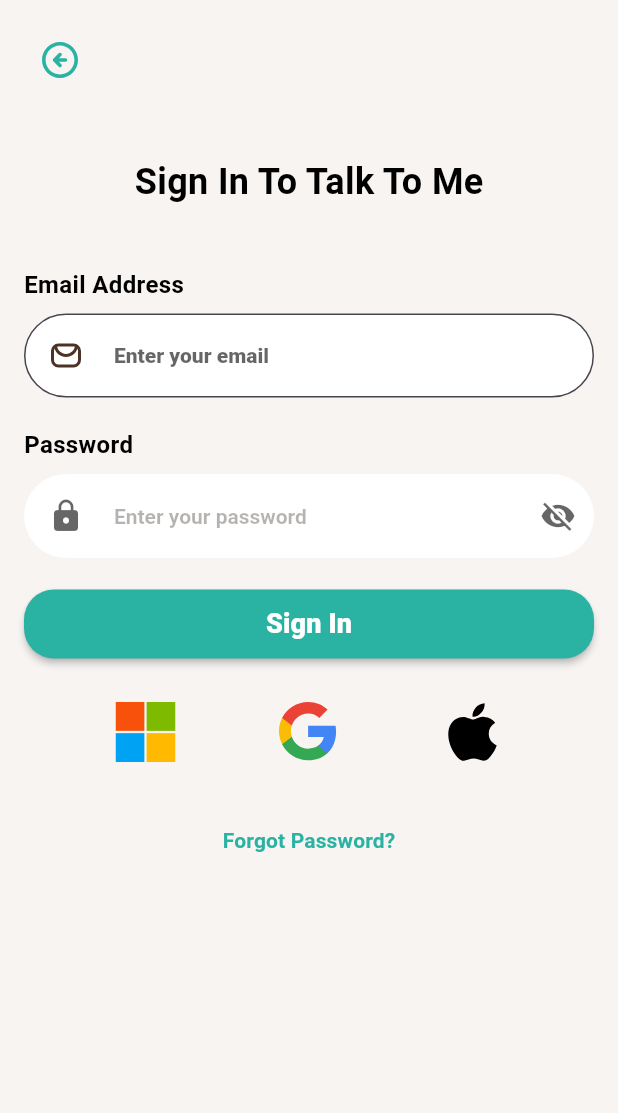
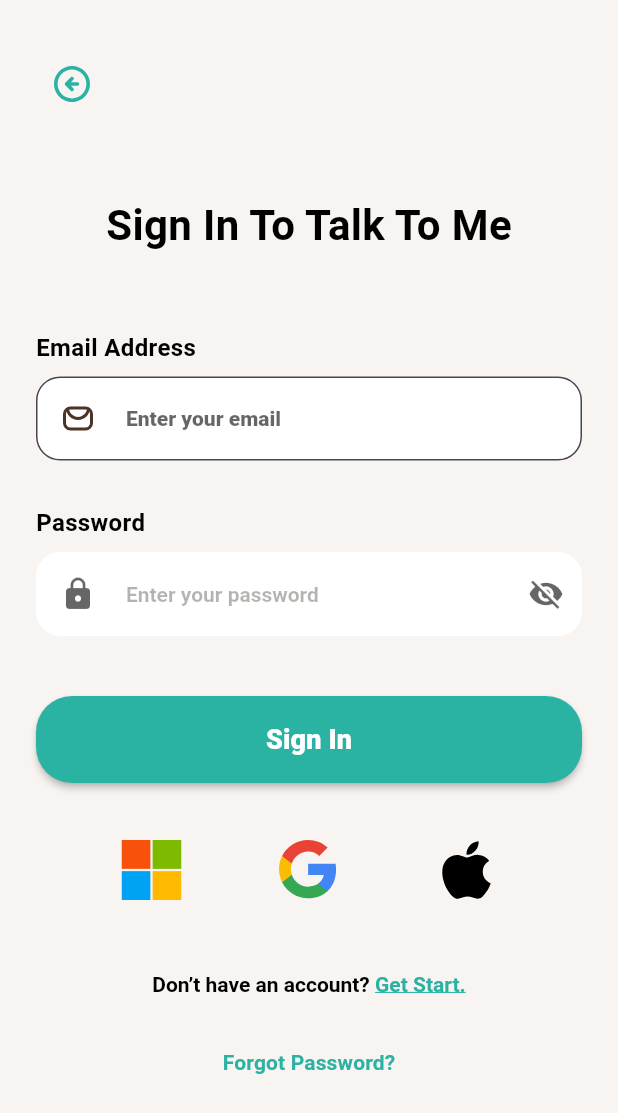
Before and after one commit to rdwaynedehoedt/Talk-To-Me-apk, a Flutter app: the SignInPage screen opened directly, on a phone screen of 412 x 824 dp. Shown: the top 1113 px of the screen. Run offline on Flutter 3.47's test engine with Material 3 defaults, Android fonts, the phone set to English and light mode, and no system bars; our stand-ins replace flutter_svg; Roboto replaces fonts that are missing (Lora, Urbanist); project files that could hold a hidden picture were left out.

Commit message:
final sign in page update

```diff
--- a/talk_to_me/lib/Sign_in_page.dart
+++ b/talk_to_me/lib/Sign_in_page.dart
@@ -15,9 +15,9 @@ class _SignInPageState extends State<SignInPage> {
       backgroundColor: Color(0xFFF7F4F2), // Background color from your design
       body: SafeArea(
         child: Padding(
-          padding: const EdgeInsets.all(16.0), // Padding around the content
+          padding: const EdgeInsets.symmetric(horizontal: 24.0, vertical: 32.0), // Adjust padding for more space
           child: Column(
-            crossAxisAlignment: CrossAxisAlignment.stretch, // Stretch to fill the screen width
+            crossAxisAlignment: CrossAxisAlignment.stretch,
             children: [
               // Back Button
               Align(
@@ -29,24 +29,25 @@ class _SignInPageState extends State<SignInPage> {
                     height: 24,
                   ),
                   onPressed: () {
-                    Navigator.pop(context); // Go back to the previous page
+                    Navigator.pop(context);
                   },
                 ),
               ),
-              SizedBox(height: 40), // Space from the top of the page
+              SizedBox(height: 50), // More space after the back button
+
               // Title Text
               Center(
                 child: Text(
                   'Sign In To Talk To Me',
                   style: TextStyle(
                     fontFamily: 'Lora',
-                    fontSize: 24,
+                    fontSize: 28, // Slightly larger font size for the title
                     fontWeight: FontWeight.bold,
                     color: Colors.black,
                   ),
                 ),
               ),
-              SizedBox(height: 40), // Space between title and form fields
+              SizedBox(height: 50), // Increased space between title and fields
 
               // Email Field
               Text(
@@ -79,14 +80,14 @@ class _SignInPageState extends State<SignInPage> {
                     fontFamily: 'Urbanist',
                     fontWeight: FontWeight.w800,
                     fontSize: 14,
-                    color: Color.fromRGBO(0, 0, 0, 0.6), // Mindful Brown/80
+                    color: Color.fromRGBO(0, 0, 0, 0.6),
                     letterSpacing: -0.01,
                   ),
-                  contentPadding: const EdgeInsets.symmetric(horizontal: 16), // Horizontal padding for better alignment
+                  contentPadding: const EdgeInsets.symmetric(horizontal: 16),
                   filled: true,
-                  fillColor: Color(0xFFFFFFFF), // Mindful Brown/White
+                  fillColor: Color(0xFFFFFFFF),
                   border: OutlineInputBorder(
-                    borderRadius: BorderRadius.circular(1234), // Large border radius as per Figma design
+                    borderRadius: BorderRadius.circular(16), // Reduced border radius for a clean look
                     borderSide: BorderSide(
                       color: Color.fromRGBO(0, 0, 0, 0.6), // Serenity Green/50 border color
                       width: 1,
@@ -94,7 +95,8 @@ class _SignInPageState extends State<SignInPage> {
                   ),
                 ),
               ),
-              SizedBox(height: 20), // Space between title and form fields
+              SizedBox(height: 30), // More space between form fields
+
               // Password Field
               Text(
                 'Password',
@@ -122,14 +124,14 @@ class _SignInPageState extends State<SignInPage> {
                     fontFamily: 'Urbanist',
                     fontWeight: FontWeight.w700,
                     fontSize: 14,
-                    color: Color.fromRGBO(31, 22, 15, 0.33), // rgba(31, 22, 15, 0.33)
+                    color: Color.fromRGBO(31, 22, 15, 0.33),
                     letterSpacing: -0.01,
                   ),
                   contentPadding: const EdgeInsets.symmetric(horizontal: 16),
                   filled: true,
                   fillColor: Colors.white,
                   border: OutlineInputBorder(
-                    borderRadius: BorderRadius.circular(1234), // Large border radius as per Figma design
+                    borderRadius: BorderRadius.circular(16),
                     borderSide: BorderSide.none,
                   ),
                   suffixIcon: IconButton(
@@ -145,15 +147,16 @@ class _SignInPageState extends State<SignInPage> {
                   ),
                 ),
               ),
-              SizedBox(height: 20),
+              SizedBox(height: 40), // More space before Sign In Button
+
               // Sign In Button
               MaterialButton(
                 onPressed: () {},
                 color: Color(0xFF2AB2A3),
                 shape: RoundedRectangleBorder(
-                  borderRadius: BorderRadius.circular(20),
+                  borderRadius: BorderRadius.circular(24),
                 ),
-                padding: EdgeInsets.symmetric(horizontal: 30, vertical: 10),
+                padding: EdgeInsets.symmetric(horizontal: 30, vertical: 16), // Larger padding for more prominence
                 child: Text(
                   'Sign In',
                   style: TextStyle(
@@ -164,44 +167,72 @@ class _SignInPageState extends State<SignInPage> {
                   ),
                 ),
               ),
-              SizedBox(height: 20),
+              SizedBox(height: 30),
+
               // Google, Microsoft, Apple Sign In Buttons
               Row(
                 mainAxisAlignment: MainAxisAlignment.spaceEvenly,
                 children: [
-                  // Microsoft Button
                   IconButton(
                     onPressed: () {},
                     icon: SvgPicture.asset(
                       'assets/images/microsoft_icon.svg',
                       width: 40,
                       height: 40,
-
                     ),
                   ),
-                  // Google Button
                   IconButton(
                     onPressed: () {},
                     icon: SvgPicture.asset(
                       'assets/images/google_icon.svg',
                       width: 40,
                       height: 40,
-
                     ),
                   ),
-                  // Apple Button
                   IconButton(
                     onPressed: () {},
                     icon: SvgPicture.asset(
                       'assets/images/apple_icon.svg',
                       width: 40,
                       height: 40,
-
                     ),
                   ),
                 ],
               ),
-              SizedBox(height: 20),
+              SizedBox(height: 40), // Add more space below the buttons
+
+              // RichText for "Don’t have an account? Get Start."
+              Center(
+                child: RichText(
+                  text: TextSpan(
+                    text: 'Don’t have an account? ',
+                    style: TextStyle(
+                      fontFamily: 'Urbanist',
+                      fontSize: 14,
+                      fontWeight: FontWeight.bold,
+                      color: Colors.black,
+                    ),
+                    children: <TextSpan>[
+                      TextSpan(
+                        text: 'Get Start.',
+                        style: TextStyle(
+                          color: Color(0xFF2AB2A3), // Color for "Get Start"
+                          decoration: TextDecoration.underline, // Underline for the link
+                        ),
+                        //recognizer: TapGestureRecognizer()
+                          //..onTap = () {
+                            // Navigate to the sign-up page or perform an action when "Get Start" is tapped
+                            //print('Get Start clicked');
+                          //},
+                      ),
+                    ],
+                  ),
+                ),
+              ),
+
+              SizedBox(height: 20), // Space between "Get Start" and "Forgot Password"
+
+
               // Forgot Password Link
               Center(
                 child: TextButton(
```
Also changed, not shown: talk_to_me/lib/Sing_Uppage.dart (added).
